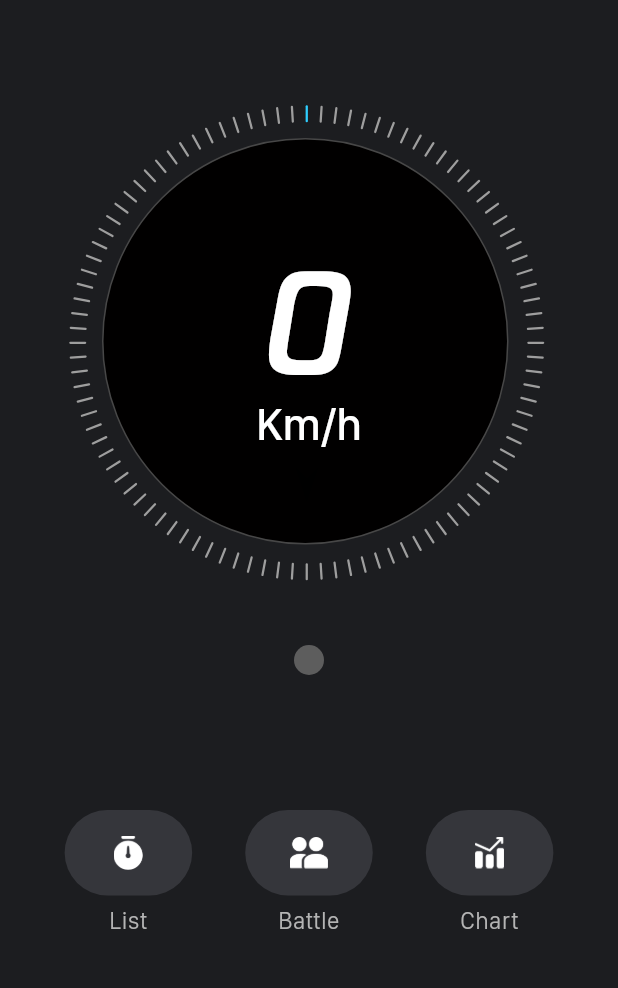
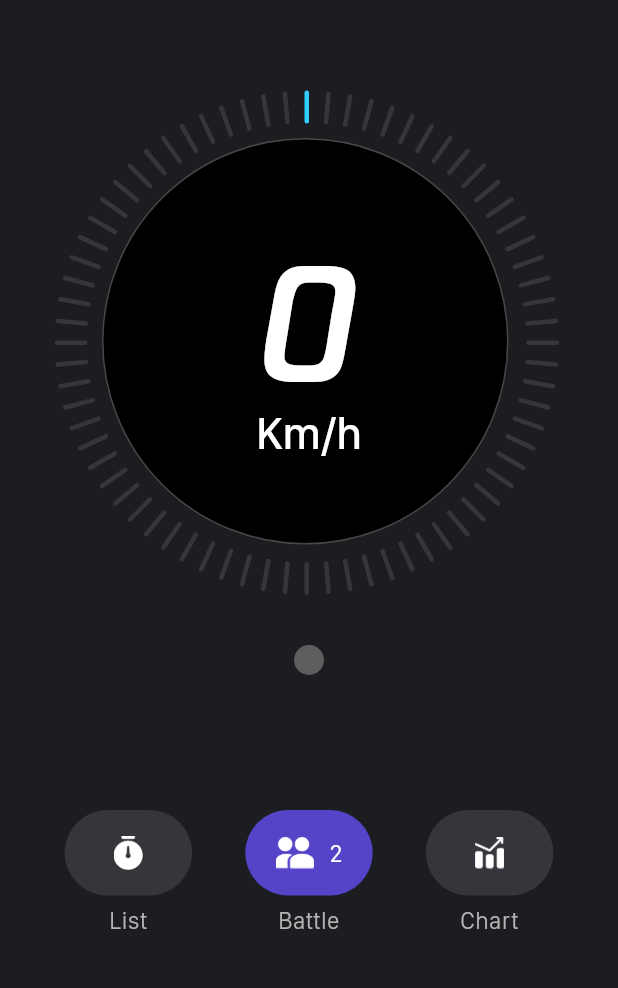
Before and after one commit to TengTeNJ/myspeedz, a Flutter app: the screen it shows after launch, on a phone screen of 412 x 824 dp, the part 129-1117 px from its top. Run offline on Flutter 3.47's test engine with Material 3 defaults, Android fonts, the light colour scheme and no system bars; our stand-ins replace syncfusion_flutter_charts.

Commit message:
图表界面
图表界面

```diff
--- a/lib/circle_progress_widget.dart
+++ b/lib/circle_progress_widget.dart
@@ -1,11 +1,14 @@
 import 'dart:math';
 
 import 'package:flutter/material.dart';
+import 'package:my_speedz/solo_home_controller.dart';
+import 'package:my_speedz/view/battle_data_view.dart';
 
 class CircleProgressWidget extends StatefulWidget {
   final Progress progress;
+  final CurrentMode mode;
 
-  CircleProgressWidget({required this.progress});
+  CircleProgressWidget({required this.progress ,required this.mode});
   @override
   _CircleProgressWidgetState createState() => _CircleProgressWidgetState();
 }
@@ -45,7 +48,7 @@ class _CircleProgressWidgetState extends State<CircleProgressWidget> {
               color:Colors.white,
               fontFamily: 'tengxun',
               fontWeight: FontWeight.w400,
-              fontSize: 90,
+              fontSize: 100,
               height: 1.2,
 
 
@@ -63,9 +66,15 @@ class _CircleProgressWidgetState extends State<CircleProgressWidget> {
               ),
             ]));
 
-    return Stack(
+
+    return widget.mode == CurrentMode.soloMode ?  Stack(
       alignment: Alignment.center,
-      children: <Widget>[progress,rich],
+      children: <Widget>[progress,rich], /// battle 的view
+
+    )
+    : Stack(
+    alignment: Alignment.center,
+    children: <Widget>[progress,BattleDataView()], /// solo 的view
     );
   }
 }
@@ -158,7 +167,7 @@ class ProgressPainter extends CustomPainter {
       double deg = 360 / num * i + 180;
       canvas.rotate(deg / 180 * pi);
       paint123
-        ..strokeWidth = progress.strokeWidth / 2
+        ..strokeWidth = progress.strokeWidth
         ..color = progress.backgroundColor
         ..strokeCap = StrokeCap.round;
       if (i * (360 / num) <= progress.value * 360) {
@@ -168,14 +177,14 @@ class ProgressPainter extends CustomPainter {
       print("终点${(progress.radius - progress.strokeWidth) * 4 / 5}");
 
       Point point1 = Point(0, (progress.radius - progress.strokeWidth) * 3 / 4);
-      Point point2 = Point(0, (progress.radius - progress.strokeWidth) * 4 / 8);
+      Point point2 = Point(0, (progress.radius - progress.strokeWidth) * 0.846);
 
       double distance = calculateDistance(point1, point2);
       print('两个点之间的距离是: $distance');
 
       canvas.drawLine(
-          Offset(0, (progress.radius - progress.strokeWidth) * 3 / 4),
-          Offset(0, (progress.radius - progress.strokeWidth) * 4 / 5),
+          Offset(0, (progress.radius - progress.strokeWidth) * 3 / 4), // 内侧的点
+          Offset(0, (progress.radius - progress.strokeWidth) * 0.846),// 外侧的点
           paint123);
       canvas.restore();
     }
--- a/lib/constants/constants.dart
+++ b/lib/constants/constants.dart
@@ -195,6 +195,7 @@ class Constants {
   static Color typeTextColor = Color.fromRGBO(180, 180, 180, 1);
   static Color switchBtnHighBGColor = Color.fromRGBO(44, 88, 220, 1);
   static Color controllerBGColor = Color.fromRGBO(39, 41, 48, 1);
+  static Color battleHighBGColor = Color.fromRGBO(85, 67, 200, 1);
 
 
 
--- a/lib/solo_home_controller.dart
+++ b/lib/solo_home_controller.dart
@@ -4,6 +4,11 @@ import 'package:my_speedz/utils/navigator_util.dart';
 
 import 'circle_progress_widget.dart';
 import 'constants/constants.dart';
+
+enum CurrentMode {
+  soloMode,// solo模式
+  battleMode // battle模式
+}
 
 
 class SoloHomeController extends StatefulWidget {
@@ -15,7 +20,15 @@ class SoloHomeController extends StatefulWidget {
 
 class _SoloHomeControllerState extends State<SoloHomeController> {
   double progress = 0;
+  CurrentMode selectedMode = CurrentMode.soloMode;
 
+
+ @override
+  void initState() {
+    // TODO: implement initState
+    super.initState();
+    selectedMode = CurrentMode.soloMode;
+  }
 
   @override
   Widget build(BuildContext context) {
@@ -52,14 +65,6 @@ class _SoloHomeControllerState extends State<SoloHomeController> {
                       ),
                     ),
 
-                    // Text('Myspeedz',
-                    //   textAlign: TextAlign.center,
-                    //   style: TextStyle(
-                    //     fontFamily: 'tengxun',
-                    //     color: Colors.white,
-                    //     fontSize: 22,
-                    //   ),
-                    // ),
                     Constants.boldWhiteTextWidget("Myspeedz", 22),
 
                     Container(
@@ -78,18 +83,17 @@ class _SoloHomeControllerState extends State<SoloHomeController> {
             Container(
               width: Constants.screenWidth(context),
               height: 400,
-              // color: Color.fromRGBO(233, 29, 32, 1.0),
               margin: EdgeInsets.only(top: 30),
               child:  CircleProgressWidget(progress: Progress(value: progress,
                   color:Color.fromRGBO(46, 206, 255, 1),
-                  backgroundColor: Colors.grey,
+                  backgroundColor: Constants.actionBGColor,
                   radius: 200, // 圆的半径
                   strokeWidth: 3,
-                  dotCount: 100,
+                  dotCount: 72,
                   style: TextStyle(color: Colors.white,fontSize: 90),
                   completeText: "OK"
 
-              )),
+              ),mode: selectedMode,),
             ),
 
             GestureDetector(onTap: (){
@@ -117,7 +121,6 @@ class _SoloHomeControllerState extends State<SoloHomeController> {
                     NavigatorUtil.push(Routes.speedlist);
                   },
                     child: Container(
-                      // margin: EdgeInsets.only(top: 32,left: 32),
                       width: 85,
                       height: 57,
                       decoration: BoxDecoration(
@@ -132,25 +135,42 @@ class _SoloHomeControllerState extends State<SoloHomeController> {
 
                   SizedBox(width: 23,),
 
+                  /// Battle
                   GestureDetector(onTap: (){
-
-                  },
+                     selectedMode = CurrentMode.battleMode;
+                     setState(() {});
+                   },
                     child: Container(
-                      // margin: EdgeInsets.only(top: 32,left: 32),
                       width: 85,
                       height: 57,
                       decoration: BoxDecoration(
-                        color: Constants.actionBGColor,
+                        // color: Constants.actionBGColor,
+                        color: Constants.battleHighBGColor,
                         borderRadius: BorderRadius.circular(29),
                       ),
-                      child: Center(
-                        child: Image(image: AssetImage('images/home/battle_icon.png'),width: 26,height: 21,),
+                      child: Row(
+                        mainAxisAlignment: MainAxisAlignment.center,
+                        children: [
+                          Center(
+                            child: Image(image: AssetImage('images/home/battle_icon.png'),width: 26,height: 21,),
+                          ),
+                          SizedBox(width: 10,),
+                          Constants.regularWhiteTextWidget("2", 16, Colors.white),
+                        ],
+
                       ),
+
+
+                      // Center(
+                      //   child: Image(image: AssetImage('images/home/battle_icon.png'),width: 26,height: 21,),
+                      // ),
                     ),
                   ),
 
                   SizedBox(width: 23,),
 
+
+                  /// CHART
                   GestureDetector(onTap: (){
                     NavigatorUtil.push(Routes.speedChart);
                   },
@@ -171,6 +191,7 @@ class _SoloHomeControllerState extends State<SoloHomeController> {
 
               ),
             ),
+
 
             Container(
               margin: EdgeInsets.only(top: 8,left: 40,right: 40),
```
Also changed, not shown: lib/list/speed_list_controller.dart (+27 -3 lines), lib/view/battle_data_view.dart (added, +139 -0 lines).
